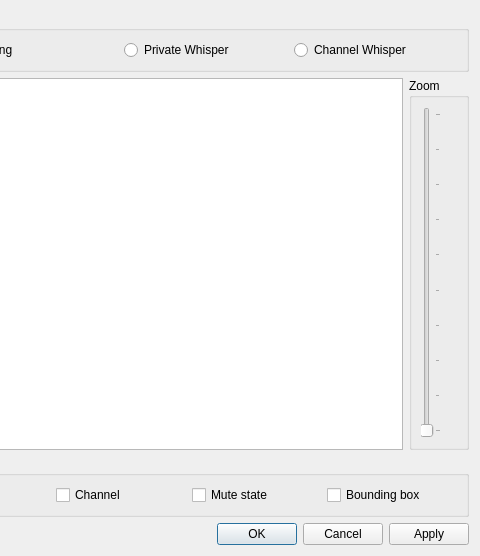
The window that src/mumble/OverlayEditor.ui (mumble-voip/mumble) describes before a commit, drawn with Qt 5; both pictures show x 238 to 718 and y 0 to 556 of the 718 by 556 pixel window.
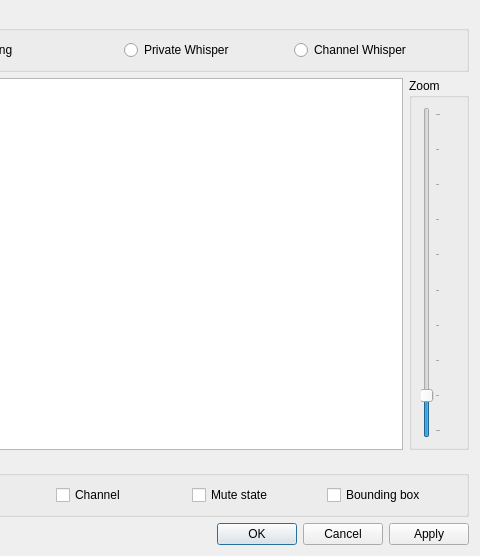
The same window after the commit.

```diff
--- a/src/mumble/OverlayEditor.ui
+++ b/src/mumble/OverlayEditor.ui
@@ -96,6 +96,9 @@
         <property name="pageStep">
          <number>5</number>
         </property>
+        <property name="value">
+         <number>2</number>
+        </property>
         <property name="orientation">
          <enum>Qt::Vertical</enum>
         </property>
```
